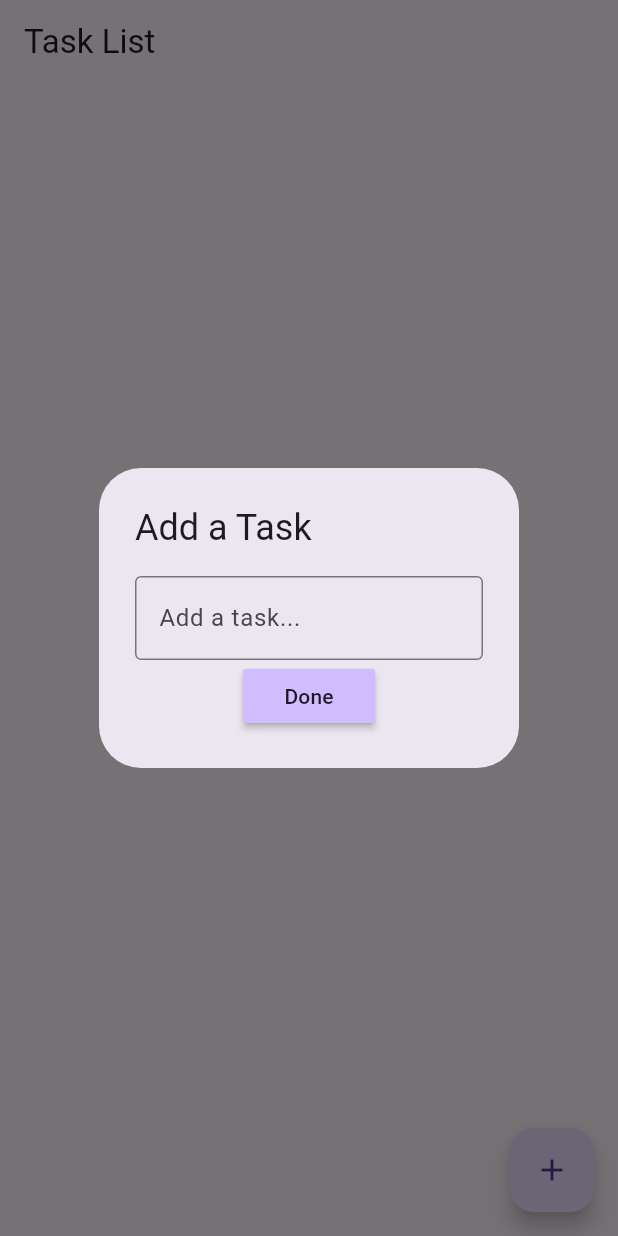
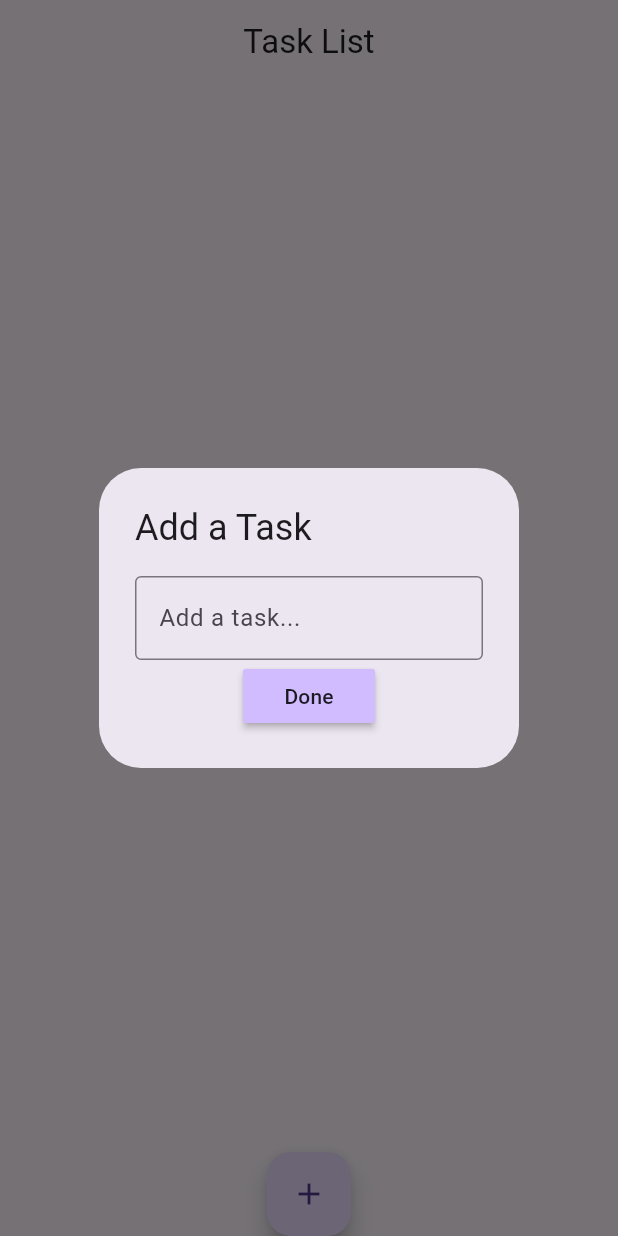
Before and after one commit to ZARRAR-1/my_todo_app, a Flutter app: the screen it shows after launch, after a tap on the "add" icon, on a phone screen of 412 x 824 dp. Run offline on Flutter 3.47's test engine with Material 3 defaults, Android fonts, the phone set to English and light mode, and no system bars; our stand-ins replace sqflite; accounts and stored records are empty.

```diff
--- a/lib/main.dart
+++ b/lib/main.dart
@@ -1,8 +1,5 @@
 import 'package:flutter/material.dart';
-import 'package:my_todo_app/views/custom_widgets/add_task_button.dart';
-import 'package:provider/provider.dart';
 import 'controllers/task_controller.dart';
-import 'model_data/task_list_model.dart';
 import 'views/task_list_view.dart';
 
 void main() {
@@ -21,7 +18,9 @@ class ToDoApp extends StatelessWidget {
     return MaterialApp(
       home: Scaffold(
         appBar: AppBar(
-          title: const Text('Task List'),
+          title: Center(
+            child: const Text('Task List'),
+          ),
         ),
         body: TaskListView(controller: controller),
         // floatingActionButton: addTaskButton(context),
--- a/lib/views/task_list_view.dart
+++ b/lib/views/task_list_view.dart
@@ -2,8 +2,6 @@ import 'package:flutter/material.dart';
 import 'package:my_todo_app/controllers/task_controller.dart';
 
 import '../model_data/task_model.dart';
-
-// import 'custom_widgets/add_task_button.dart';
 
 class TaskListView extends StatefulWidget {
   final TaskListController controller;
@@ -32,11 +30,12 @@ class _TaskListViewState extends State<TaskListView> {
                   final task = snapshot.data![index];
                   return ListTile(
                     title: Text(task.title),
-                    leading: Checkbox(
+                    trailing: Checkbox(
                       value: task.status == 1,
                       onChanged: (value) {
                         setState(
-                          () => widget.controller.toggleTaskCompletion(index),
+                          () => widget.controller.toggleTaskCompletion(
+                              index, value == true ? 1 : 0),
                         );
                       },
                     ),
@@ -46,9 +45,8 @@ class _TaskListViewState extends State<TaskListView> {
             },
           ),
         ),
-        Positioned(
-          bottom: 16,
-          right: 16,
+        Align(
+          alignment: Alignment.bottomCenter,
           child: FloatingActionButton(
             onPressed: () {
               showDialog(
@@ -83,7 +81,7 @@ class _TaskListViewState extends State<TaskListView> {
                             Navigator.pop(context);
                           }
                         },
-                        child: Text('Done'),
+                        child: const Text('Done'),
                       ),
                     ],
                   ),
```
Also changed, not shown: lib/controllers/task_controller.dart (+6 -16 lines), lib/model_data/task_list_model.dart (deleted, +0 -26 lines), lib/services/database_service.dart (+27 -1 lines), pubspec.lock.
